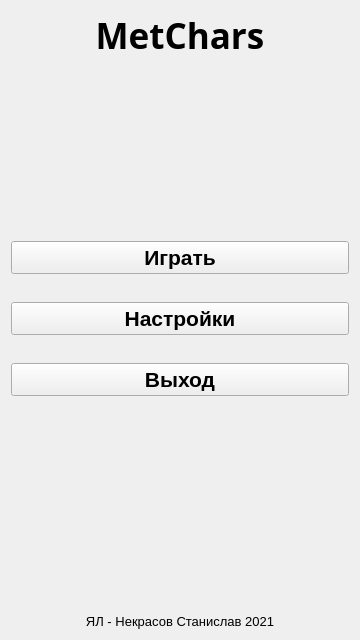
nekstas/met-chars, file ui/screens/menu.ui: the form before one commit.
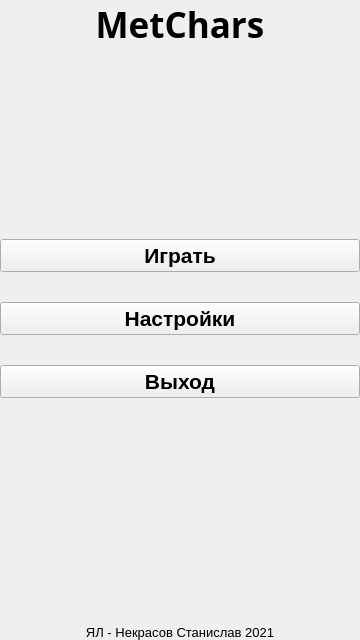
The form after the commit.

The edit to the form file:
```diff
--- a/ui/screens/menu.ui
+++ b/ui/screens/menu.ui
@@ -20,6 +20,18 @@
    <string>MetChars - Меню</string>
   </property>
   <layout class="QGridLayout" name="gridLayout">
+   <property name="leftMargin">
+    <number>0</number>
+   </property>
+   <property name="topMargin">
+    <number>0</number>
+   </property>
+   <property name="rightMargin">
+    <number>0</number>
+   </property>
+   <property name="bottomMargin">
+    <number>0</number>
+   </property>
    <item row="0" column="0">
     <layout class="QVBoxLayout" name="main_layout">
      <item>
```
